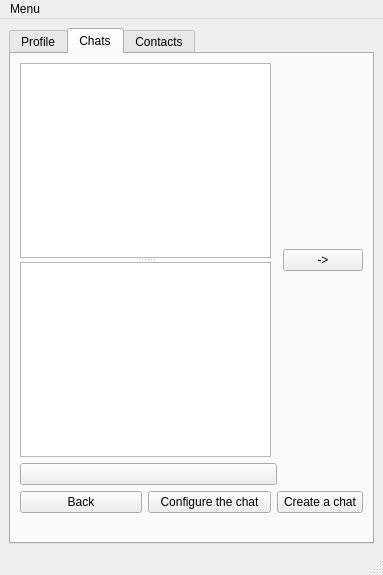
This is mainwindow.ui in Knigan/Qt-Messenger as Qt 5 draws it before an edit. The edited form follows.
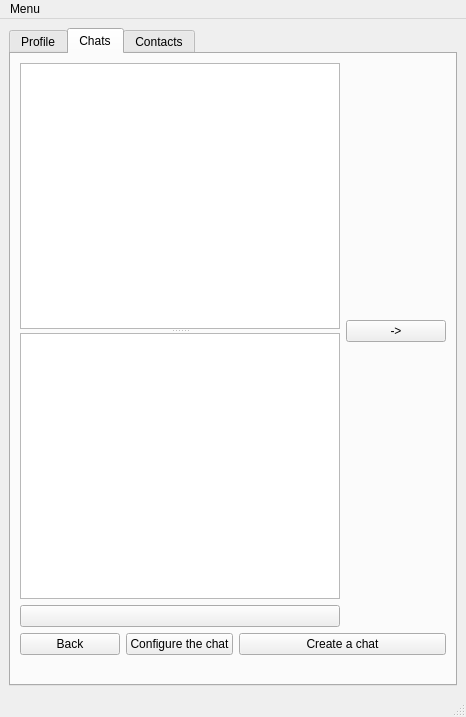
This is the edited form.

```diff
--- a/mainwindow.ui
+++ b/mainwindow.ui
@@ -6,8 +6,8 @@
    <rect>
     <x>0</x>
     <y>0</y>
-    <width>383</width>
-    <height>575</height>
+    <width>466</width>
+    <height>717</height>
    </rect>
   </property>
   <property name="windowTitle">
@@ -155,7 +155,7 @@
           </property>
          </widget>
         </item>
-        <item row="6" column="0" colspan="2">
+        <item row="6" column="0" colspan="3">
          <widget class="QSplitter" name="splitter_2">
           <property name="orientation">
            <enum>Qt::Vertical</enum>
@@ -212,7 +212,7 @@
     <rect>
      <x>0</x>
      <y>0</y>
-     <width>383</width>
+     <width>466</width>
      <height>21</height>
     </rect>
    </property>
```
